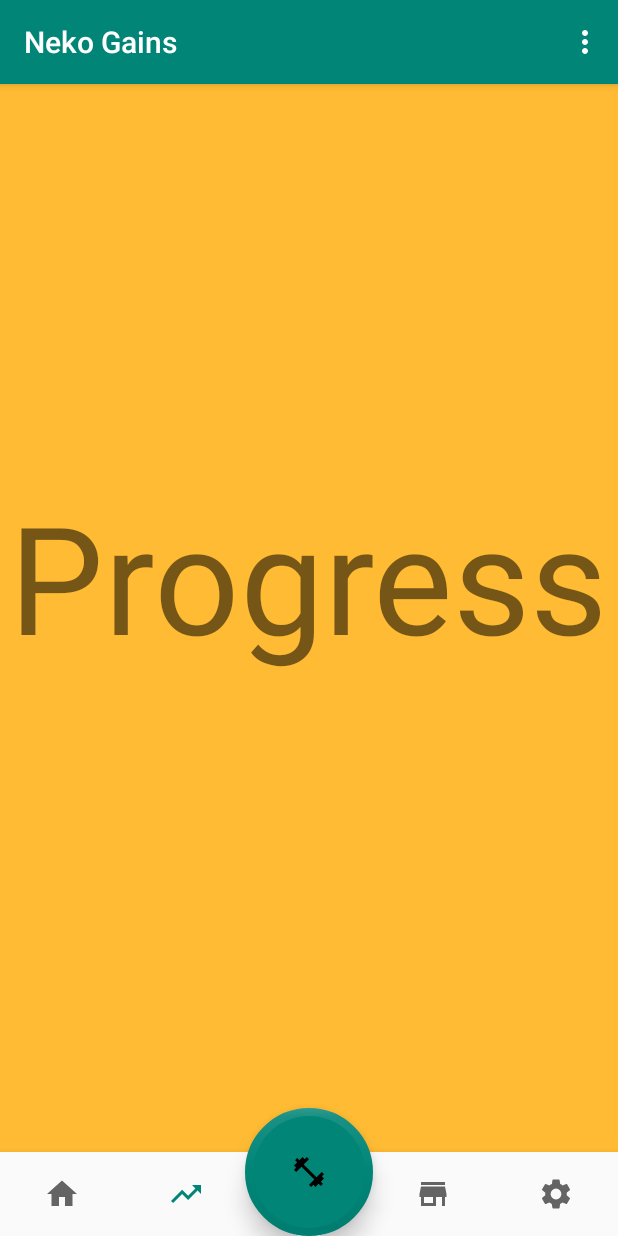
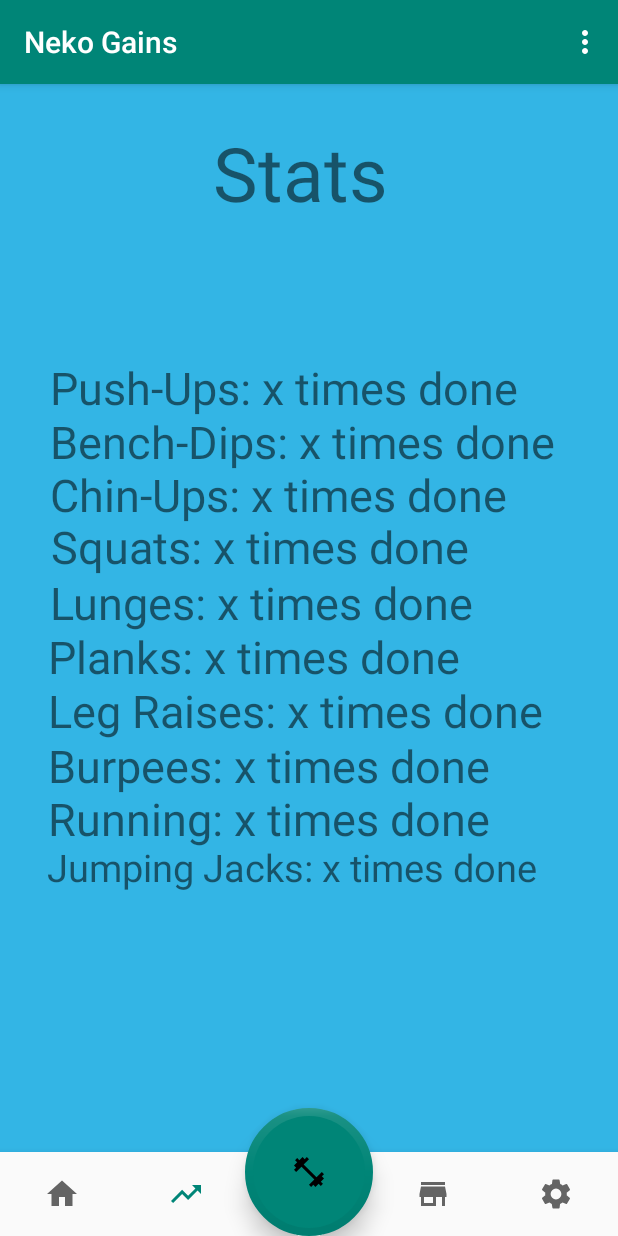
Before and after one commit to Legendarytruth/Neko-Gainz, an Android app: the screen it shows after launch (MainActivity), item 2 of the bottom bar chosen, on a phone screen of 412 x 824 dp. Run offline under Robolectric (Android 15) with nearby library versions, the light colour scheme and no system bars.

Commit message:
THEC-5 completed layout for progress/stats page

```diff
--- a/Neko Gains/app/src/main/java/com/example/nekogains/ProgressFrag.java
+++ b/Neko Gains/app/src/main/java/com/example/nekogains/ProgressFrag.java
@@ -14,6 +14,7 @@ public class ProgressFrag extends Fragment {
     @Nullable
     @Override
     public View onCreateView(@NonNull LayoutInflater inflater, @Nullable ViewGroup container, @Nullable Bundle savedInstanceState) {
+
         return inflater.inflate(R.layout.progress_frag, container, false);
     }
 }
--- a/Neko Gains/app/src/main/res/layout/progress_frag.xml
+++ b/Neko Gains/app/src/main/res/layout/progress_frag.xml
@@ -2,14 +2,151 @@
 <RelativeLayout xmlns:android="http://schemas.android.com/apk/res/android"
     android:layout_width="match_parent"
     android:layout_height="match_parent"
-    android:background="@android:color/holo_orange_light">
+    android:background="@android:color/holo_blue_light">
+
+
+    <TextView
+        android:layout_width="339dp"
+        android:layout_height="wrap_content"
+        android:layout_alignParentStart="true"
+        android:layout_alignParentLeft="true"
+        android:layout_alignParentBottom="true"
+        android:layout_centerInParent="true"
+        android:layout_marginStart="33dp"
+        android:layout_marginLeft="33dp"
+        android:layout_marginBottom="489dp"
+        android:text="Push-Ups: x times done"
+        android:textSize="30dp" />
 
     <TextView
         android:layout_width="wrap_content"
         android:layout_height="wrap_content"
-        android:text="Progress"
-        android:textSize="100dp"
+        android:layout_alignParentTop="true"
+        android:layout_alignParentEnd="true"
+        android:layout_alignParentRight="true"
+        android:layout_centerHorizontal="true"
+        android:layout_marginTop="81dp"
+        android:layout_marginEnd="153dp"
+        android:layout_marginRight="153dp"
+        android:text="Stats"
+        android:textSize="50dp" />
+
+    <TextView
+        android:layout_width="339dp"
+        android:layout_height="wrap_content"
+        android:layout_alignParentStart="true"
+        android:layout_alignParentLeft="true"
+        android:layout_alignParentBottom="true"
         android:layout_centerInParent="true"
-        />
+        android:layout_marginStart="32dp"
+        android:layout_marginLeft="32dp"
+        android:layout_marginBottom="274dp"
+        android:text="Leg Raises: x times done"
+        android:textSize="30dp" />
+
+    <TextView
+        android:layout_width="339dp"
+        android:layout_height="wrap_content"
+        android:layout_alignParentStart="true"
+        android:layout_alignParentLeft="true"
+        android:layout_alignParentBottom="true"
+        android:layout_centerInParent="true"
+        android:layout_marginStart="32dp"
+        android:layout_marginLeft="32dp"
+        android:layout_marginBottom="237dp"
+        android:text="Burpees: x times done"
+        android:textSize="30dp" />
+
+    <TextView
+        android:layout_width="339dp"
+        android:layout_height="wrap_content"
+        android:layout_alignParentStart="true"
+        android:layout_alignParentLeft="true"
+        android:layout_alignParentBottom="true"
+        android:layout_centerInParent="true"
+        android:layout_marginStart="32dp"
+        android:layout_marginLeft="32dp"
+        android:layout_marginBottom="202dp"
+        android:text="Running: x times done"
+        android:textSize="30dp" />
+
+    <TextView
+        android:layout_width="339dp"
+        android:layout_height="wrap_content"
+        android:layout_alignParentStart="true"
+        android:layout_alignParentLeft="true"
+        android:layout_alignParentBottom="true"
+        android:layout_centerInParent="true"
+        android:layout_marginStart="32dp"
+        android:layout_marginLeft="32dp"
+        android:layout_marginBottom="310dp"
+        android:text="Planks: x times done"
+        android:textSize="30dp" />
+
+    <TextView
+        android:layout_width="339dp"
+        android:layout_height="wrap_content"
+        android:layout_alignParentStart="true"
+        android:layout_alignParentLeft="true"
+        android:layout_alignParentBottom="true"
+        android:layout_centerInParent="true"
+        android:layout_marginStart="33dp"
+        android:layout_marginLeft="33dp"
+        android:layout_marginBottom="346dp"
+        android:text="Lunges: x times done"
+        android:textSize="30dp" />
+
+    <TextView
+        android:layout_width="wrap_content"
+        android:layout_height="wrap_content"
+        android:layout_alignParentStart="true"
+        android:layout_alignParentLeft="true"
+        android:layout_alignParentBottom="true"
+        android:layout_centerVertical="true"
+        android:layout_marginStart="34dp"
+        android:layout_marginLeft="34dp"
+        android:layout_marginBottom="383dp"
+        android:text="Squats: x times done"
+        android:textSize="30dp" />
+
+    <TextView
+        android:layout_width="wrap_content"
+        android:layout_height="wrap_content"
+        android:layout_alignParentStart="true"
+        android:layout_alignParentLeft="true"
+        android:layout_alignParentBottom="true"
+        android:layout_centerInParent="true"
+        android:layout_marginStart="33dp"
+        android:layout_marginLeft="33dp"
+        android:layout_marginBottom="418dp"
+        android:text="Chin-Ups: x times done"
+        android:textSize="30dp" />
+
+    <TextView
+        android:layout_width="wrap_content"
+        android:layout_height="wrap_content"
+        android:layout_alignParentStart="true"
+        android:layout_alignParentLeft="true"
+        android:layout_alignParentBottom="true"
+        android:layout_centerInParent="true"
+        android:layout_marginStart="33dp"
+        android:layout_marginLeft="33dp"
+        android:layout_marginBottom="453dp"
+        android:text="Bench-Dips: x times done"
+        android:textSize="30dp" />
+
+    <TextView
+        android:layout_width="wrap_content"
+        android:layout_height="48dp"
+        android:layout_alignParentStart="true"
+        android:layout_alignParentLeft="true"
+        android:layout_alignParentBottom="true"
+        android:layout_centerInParent="true"
+        android:layout_marginStart="31dp"
+        android:layout_marginLeft="31dp"
+        android:layout_marginBottom="159dp"
+        android:text="Jumping Jacks: x times done"
+        android:textSize="25dp" />
+
 
 </RelativeLayout>
```
Also changed, not shown: 1160 other files.
